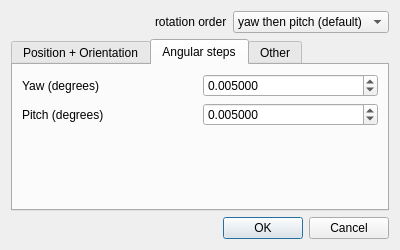
Before: the Qt Designer form qCC/ui_templates/gblSensorProjectDlg.ui in CloudCompare/CloudCompare, drawn with Qt 5.
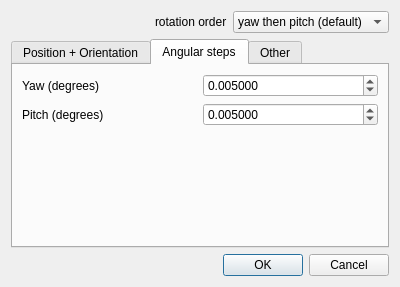
After: the same form once the commit is applied. The open tabs and pages were chosen to show the change.

What changed in the file:
```diff
--- a/qCC/ui_templates/gblSensorProjectDlg.ui
+++ b/qCC/ui_templates/gblSensorProjectDlg.ui
@@ -7,7 +7,7 @@
     <x>0</x>
     <y>0</y>
     <width>400</width>
-    <height>250</height>
+    <height>287</height>
    </rect>
   </property>
   <property name="windowTitle">
```
Left out of the diff: 34 changed lines with no effect on the pictures.
